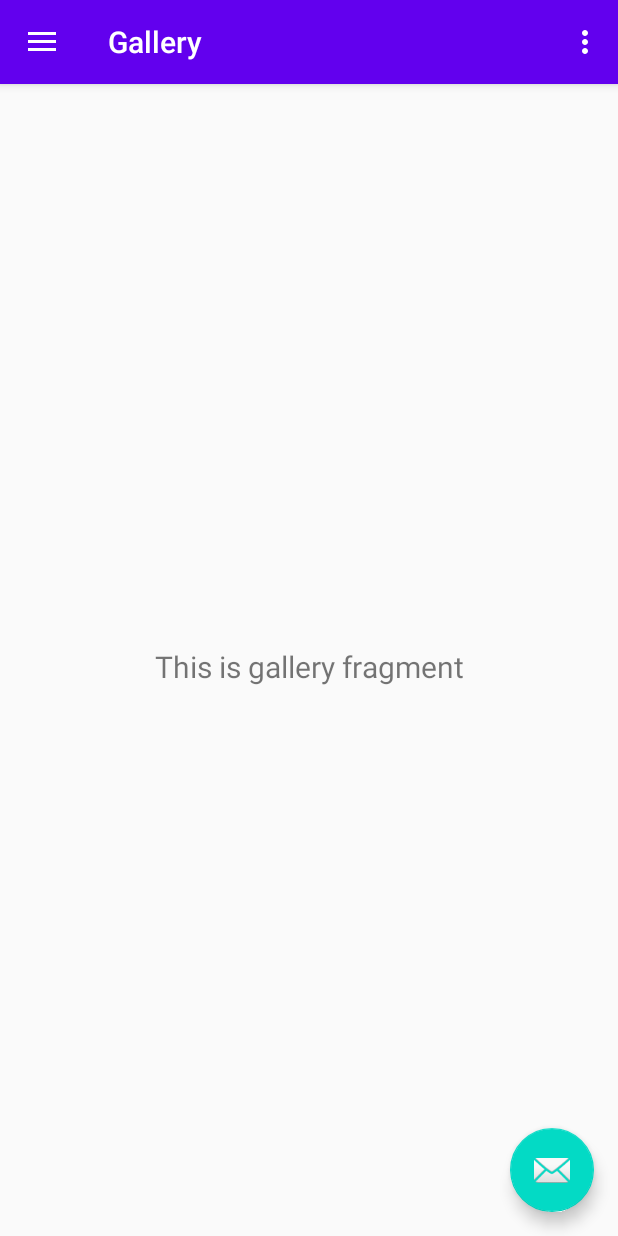
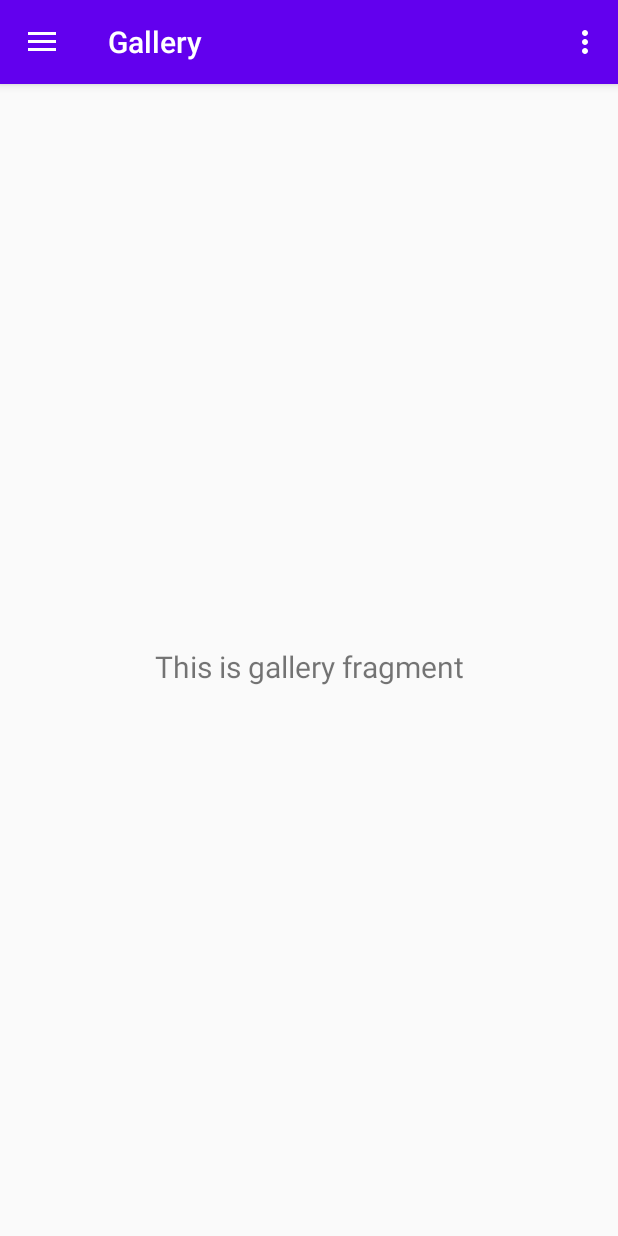
Before and after one commit to carlocorradini/racer, an Android app: the screen it shows after launch (MainActivity), in the side drawer, after a tap on "Gallery", on a phone screen of 412 x 824 dp. Run offline under Robolectric (Android 15) with nearby library versions, the phone set to English and light mode, and no system bars; our stand-ins replace navigation-ui.

Commit message:
Removed floating button

```diff
--- a/app/src/main/java/com/unitn/disi/lpsmt/myapplication/MainActivity.java
+++ b/app/src/main/java/com/unitn/disi/lpsmt/myapplication/MainActivity.java
@@ -1,11 +1,8 @@
 package com.unitn.disi.lpsmt.myapplication;
 
 import android.os.Bundle;
-import android.view.View;
 import android.view.Menu;
 
-import com.google.android.material.floatingactionbutton.FloatingActionButton;
-import com.google.android.material.snackbar.Snackbar;
 import com.google.android.material.navigation.NavigationView;
 
 import androidx.navigation.NavController;
@@ -26,14 +23,6 @@ public class MainActivity extends AppCompatActivity {
         setContentView(R.layout.activity_main);
         Toolbar toolbar = findViewById(R.id.toolbar);
         setSupportActionBar(toolbar);
-        FloatingActionButton fab = findViewById(R.id.fab);
-        fab.setOnClickListener(new View.OnClickListener() {
-            @Override
-            public void onClick(View view) {
-                Snackbar.make(view, "Replace with your own action", Snackbar.LENGTH_LONG)
-                        .setAction("Action", null).show();
-            }
-        });
         DrawerLayout drawer = findViewById(R.id.drawer_layout);
         NavigationView navigationView = findViewById(R.id.nav_view);
         // Passing each menu ID as a set of Ids because each
--- a/app/src/main/res/layout/app_bar_main.xml
+++ b/app/src/main/res/layout/app_bar_main.xml
@@ -22,12 +22,4 @@
 
     <include layout="@layout/content_main" />
 
-    <com.google.android.material.floatingactionbutton.FloatingActionButton
-        android:id="@+id/fab"
-        android:layout_width="wrap_content"
-        android:layout_height="wrap_content"
-        android:layout_gravity="bottom|end"
-        android:layout_margin="@dimen/fab_margin"
-        app:srcCompat="@android:drawable/ic_dialog_email" />
-
 </androidx.coordinatorlayout.widget.CoordinatorLayout>
```
